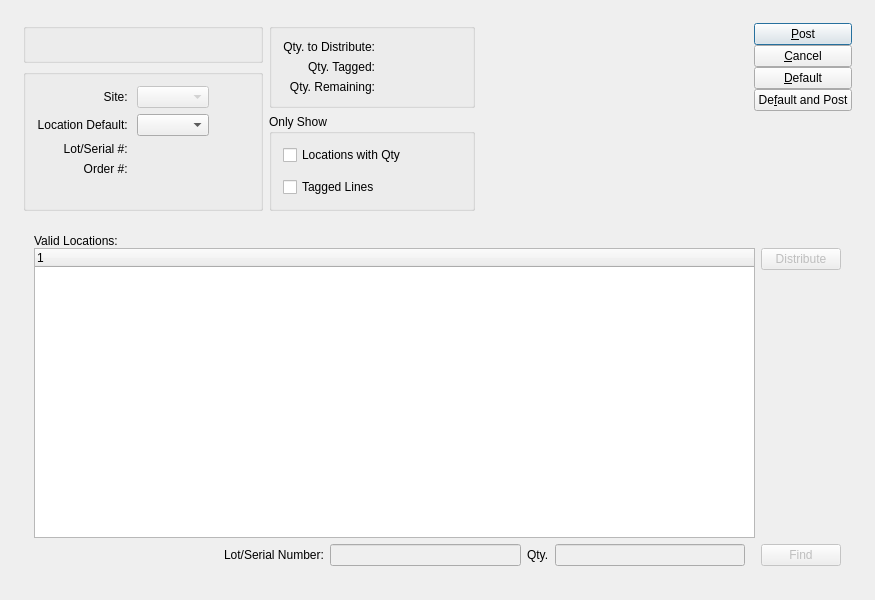
Before: the Qt Designer form xtuple/trunk/guiclient/distributeInventory.ui in WooodHead/xtuple, drawn with Qt 5.
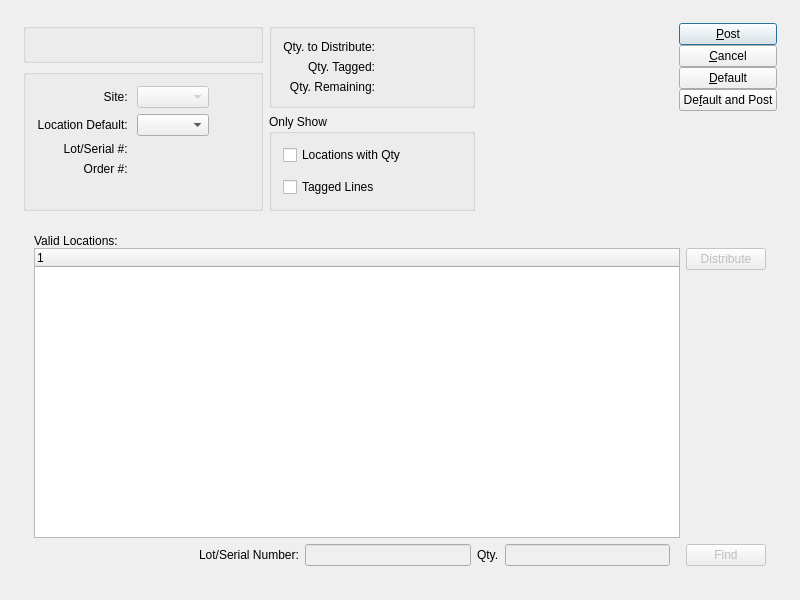
After: the same form once the commit is applied. Custom widgets are drawn as their Qt base class.

Commit message: issue #9868:  Tweak syntax problem on file.

```diff
--- a/xtuple/trunk/guiclient/distributeInventory.ui
+++ b/xtuple/trunk/guiclient/distributeInventory.ui
@@ -13,7 +13,7 @@
    <rect>
     <x>0</x>
     <y>0</y>
-    <width>875</width>
+    <width>800</width>
     <height>600</height>
    </rect>
   </property>
```
Left out of the diff: 2 changed lines with no effect on the pictures.
